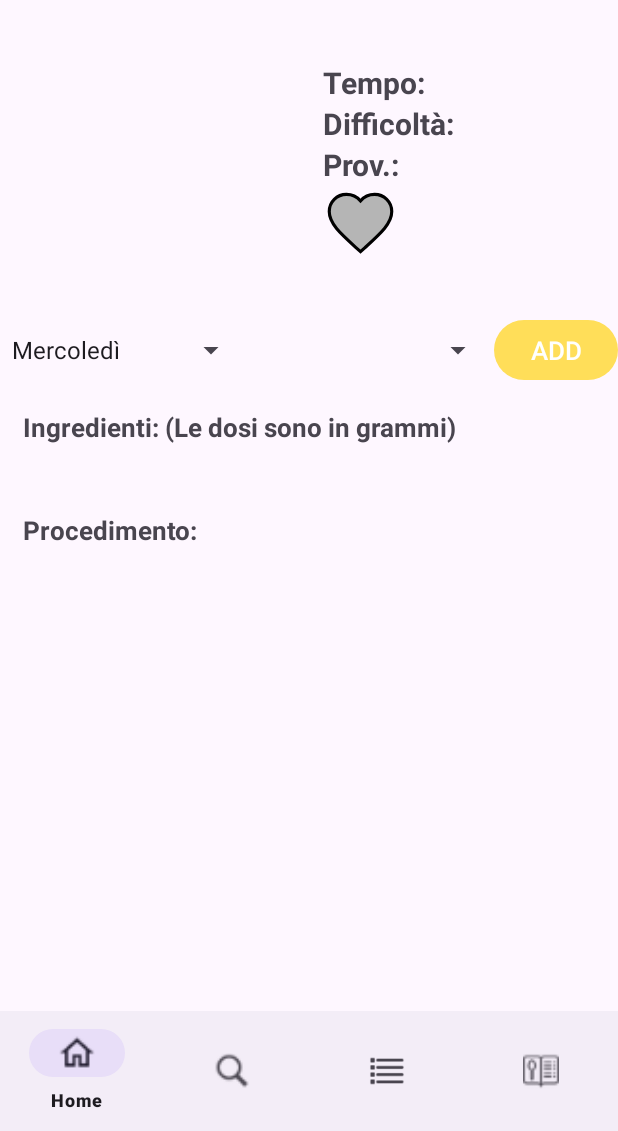
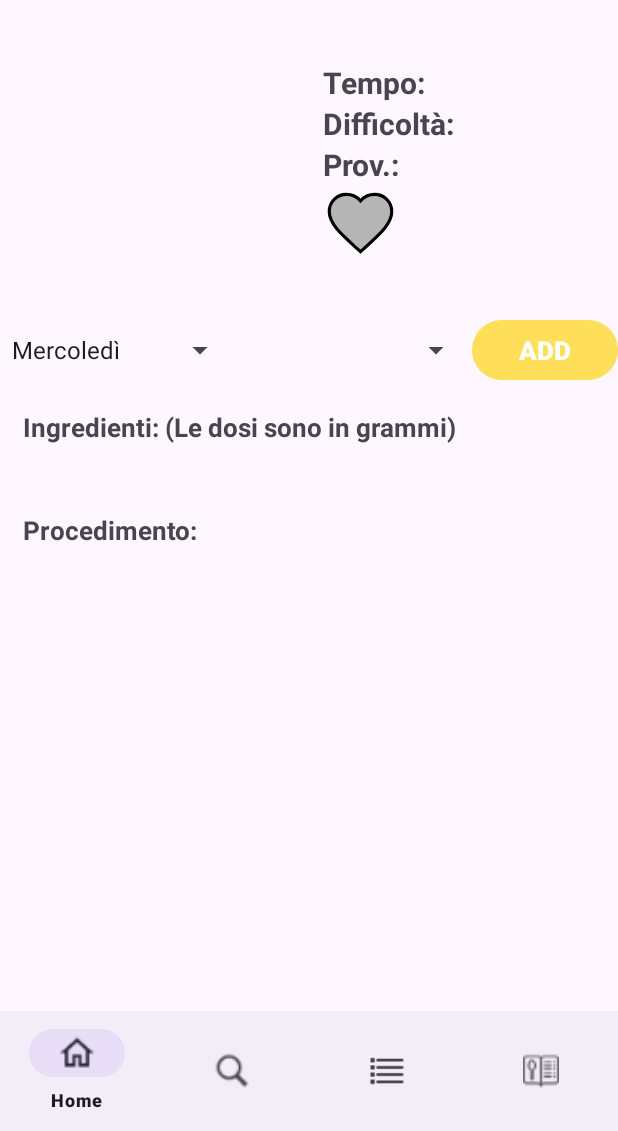
Before and after one commit to An4i3s/Progetto_IFTS, an Android app: the fragment RecipePageFragment placed in its activity, on a phone screen of 412 x 824 dp, the part 105-1236 px from its top. Run offline under Robolectric (Android 15) with nearby library versions, the phone set to English and light mode, and no system bars; libraries missing offline, so code that uses them is left out: se.emilsjolander.stickylistheaders; Roboto replaces fonts that are not available here; 1 statement that could not run was skipped.

Commit message:
Update fragment_recipe_page.xml

```diff
--- a/AppAndroid/app/src/main/res/layout/fragment_recipe_page.xml
+++ b/AppAndroid/app/src/main/res/layout/fragment_recipe_page.xml
@@ -116,11 +116,13 @@
                 android:layout_gravity="center"/>
             <Button
                 android:id="@+id/addRecipeToMenuButton"
-                android:layout_width="0dp"
+                android:layout_width="18dp"
                 android:layout_height="wrap_content"
                 android:layout_weight="2"
+                android:textAlignment="center"
                 android:text="@string/add"
                 android:textSize="17sp"
+                android:textStyle="bold"
                 android:layout_gravity="center"/>
 
         </LinearLayout>
```
